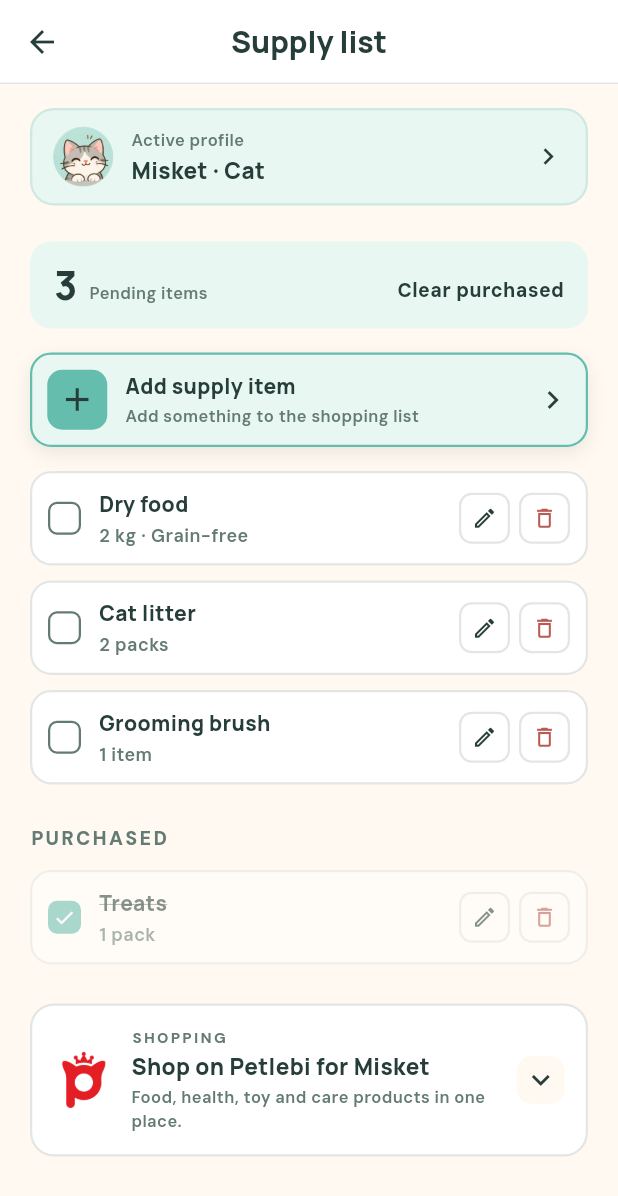
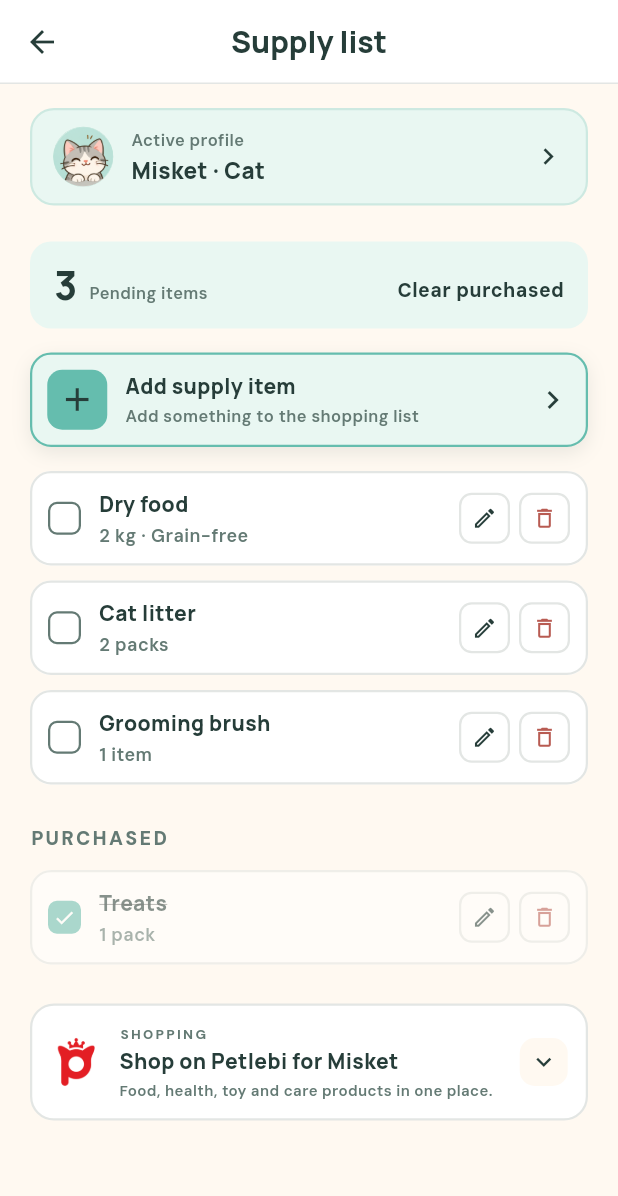
Before and after one commit to betlm/cs310-project, a Flutter app: the SupplyListScreen screen opened by its route, on a phone screen of 412 x 824 dp. Shown: the top 1196 px of the screen. Run offline on Flutter 3.47's test engine with Material 3 defaults, Android fonts, the phone set to English and light mode, and no system bars; our stand-ins replace image_picker.

Commit message:
Minor changes on Petlebi card

```diff
--- a/lib/screens/supplies/widgets/petlebi_card.dart
+++ b/lib/screens/supplies/widgets/petlebi_card.dart
@@ -57,8 +57,8 @@ class _PetlebiCardState extends State<PetlebiCard> {
             children: [
               Image.asset(
                 'assets/images/petlebi_logo.png',
-                width: 40,
-                height: 40,
+                width: 34,
+                height: 34,
               ),
               const SizedBox(width: 12),
               Expanded(
@@ -68,7 +68,7 @@ class _PetlebiCardState extends State<PetlebiCard> {
                     const Text(
                       'SHOPPING',
                       style: TextStyle(
-                        fontSize: 10,
+                        fontSize: 9,
                         fontWeight: FontWeight.w800,
                         letterSpacing: 1.5,
                         color: AppColors.secondaryText,
@@ -80,7 +80,7 @@ class _PetlebiCardState extends State<PetlebiCard> {
                       overflow: TextOverflow.ellipsis,
                       style: const TextStyle(
                         fontFamily: 'Manrope',
-                        fontSize: 15,
+                        fontSize: 14,
                         fontWeight: FontWeight.w800,
                         color: AppColors.darkGreen,
                       ),
@@ -88,8 +88,10 @@ class _PetlebiCardState extends State<PetlebiCard> {
                     const SizedBox(height: 2),
                     const Text(
                       'Food, health, toy and care products in one place.',
+                      maxLines: 1,
+                      overflow: TextOverflow.ellipsis,
                       style: TextStyle(
-                        fontSize: 11,
+                        fontSize: 10,
                         fontWeight: FontWeight.w600,
                         color: AppColors.secondaryText,
                       ),
@@ -107,6 +109,7 @@ class _PetlebiCardState extends State<PetlebiCard> {
                 ),
                 child: Icon(
                   _expanded ? Icons.expand_less : Icons.expand_more,
+                  size: 20,
                   color: AppColors.darkGreen,
                 ),
               ),
@@ -162,8 +165,8 @@ class _PetlebiCardState extends State<PetlebiCard> {
               child: _CategoryTile(
                 icon: Icons.cleaning_services_outlined,
                 iconBackground: AppColors.speciesHamster,
-                title: 'Care',
-                subtitle: 'Cleaning and hygiene',
+                title: 'Cleaning',
+                subtitle: 'Hygiene needs',
                 onTap: () => _open(links.care),
               ),
             ),
@@ -174,19 +177,19 @@ class _PetlebiCardState extends State<PetlebiCard> {
       children.add(
         ElevatedButton.icon(
           onPressed: () => _open(links.home),
-          icon: const Icon(Icons.open_in_new, size: 18),
+          icon: const Icon(Icons.open_in_new, size: 16),
           label: const Text('Go to Petlebi'),
           style: ElevatedButton.styleFrom(
             backgroundColor: AppColors.darkGreen,
             foregroundColor: AppColors.white,
             elevation: 0,
-            minimumSize: const Size(double.infinity, 46),
+            minimumSize: const Size(double.infinity, 40),
             shape: RoundedRectangleBorder(
               borderRadius: BorderRadius.circular(12),
             ),
             textStyle: const TextStyle(
               fontFamily: 'DM Sans',
-              fontSize: 14,
+              fontSize: 13,
               fontWeight: FontWeight.w800,
             ),
           ),
@@ -207,7 +210,7 @@ class _PetlebiCardState extends State<PetlebiCard> {
     }
 
     return Container(
-      padding: const EdgeInsets.all(14),
+      padding: const EdgeInsets.all(12),
       decoration: BoxDecoration(
         color: AppColors.white,
         borderRadius: BorderRadius.circular(16),
```
